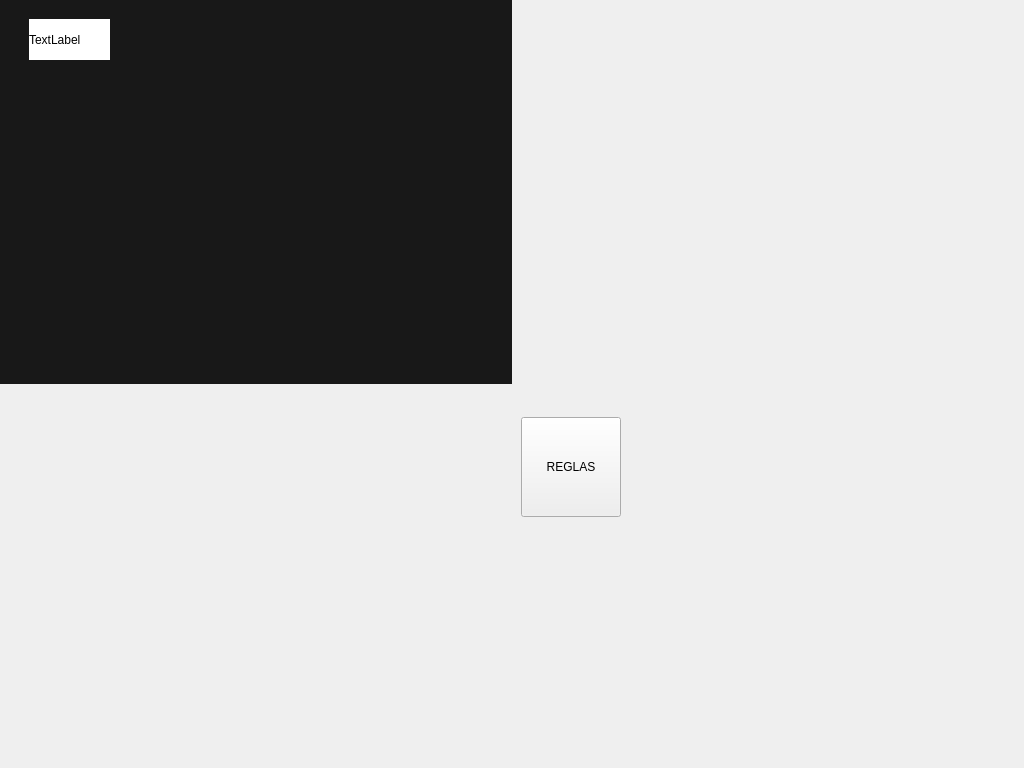
First picture: the form in tp_poo/pantallaJuego/pantallajuego.ui, repository voJuan/Prueba, before the edit.
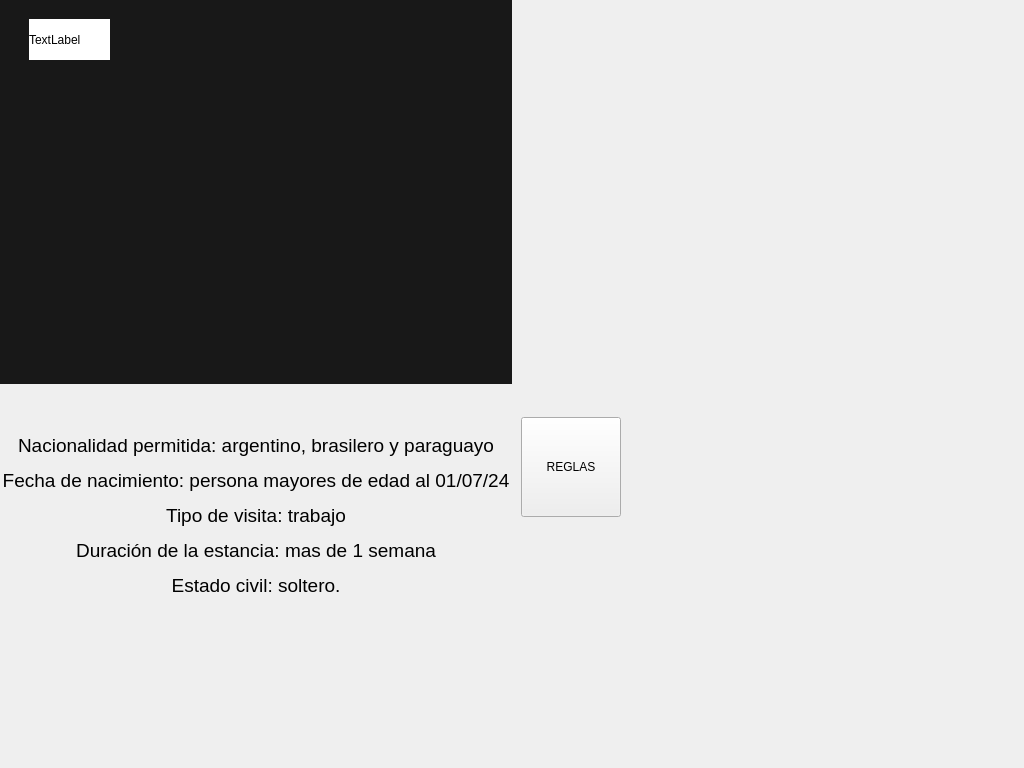
Second picture: the form after the edit. Icons and pictures are not drawn.

Commit message: Boton reglas + funcion mostrar text

The edit to the form file:
```diff
--- a/tp_poo/pantallaJuego/pantallajuego.ui
+++ b/tp_poo/pantallaJuego/pantallajuego.ui
@@ -96,6 +96,27 @@
 	border-image: url(:/recursos/imagenes/Recursos/Imagenes/radio.jpg);
 }</string>
      </property>
+     <layout class="QVBoxLayout" name="verticalLayout">
+      <property name="leftMargin">
+       <number>0</number>
+      </property>
+      <property name="topMargin">
+       <number>35</number>
+      </property>
+      <property name="rightMargin">
+       <number>0</number>
+      </property>
+      <property name="bottomMargin">
+       <number>155</number>
+      </property>
+      <item>
+       <widget class="QLabel" name="reglasTxt">
+        <property name="text">
+         <string>&lt;html&gt;&lt;head/&gt;&lt;body&gt;&lt;p align=&quot;center&quot;&gt;&lt;span style=&quot; font-size:14pt;&quot;&gt;Nacionalidad permitida: argentino, brasilero y paraguayo&lt;/span&gt;&lt;/p&gt;&lt;p align=&quot;center&quot;&gt;&lt;span style=&quot; font-size:14pt;&quot;&gt;Fecha de nacimiento: persona mayores de edad al 01/07/24&lt;/span&gt;&lt;/p&gt;&lt;p align=&quot;center&quot;&gt;&lt;span style=&quot; font-size:14pt;&quot;&gt;Tipo de visita: trabajo&lt;/span&gt;&lt;/p&gt;&lt;p align=&quot;center&quot;&gt;&lt;span style=&quot; font-size:14pt;&quot;&gt;Duración de la estancia: mas de 1 semana&lt;/span&gt;&lt;/p&gt;&lt;p align=&quot;center&quot;&gt;&lt;span style=&quot; font-size:14pt;&quot;&gt;Estado civil: soltero.&lt;/span&gt;&lt;/p&gt;&lt;/body&gt;&lt;/html&gt;</string>
+        </property>
+       </widget>
+      </item>
+     </layout>
     </widget>
    </item>
    <item row="1" column="3" rowspan="2">
```
Left out of the diff: 3 changed lines with no effect on the pictures. The commit also changes 3 other files.
